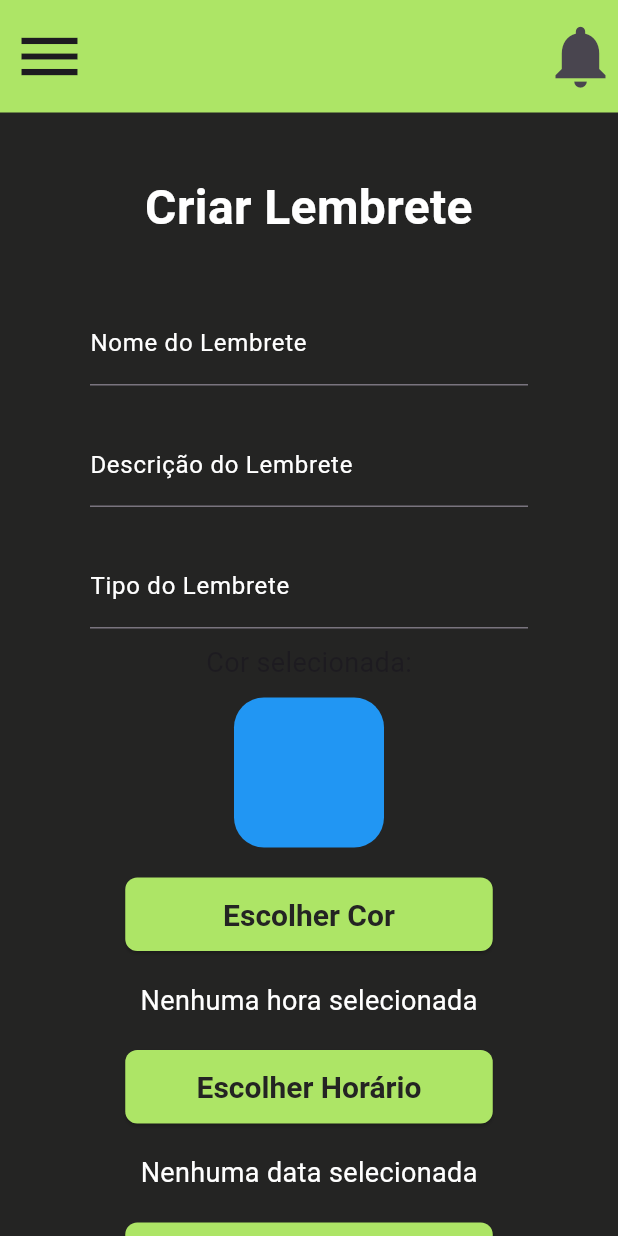
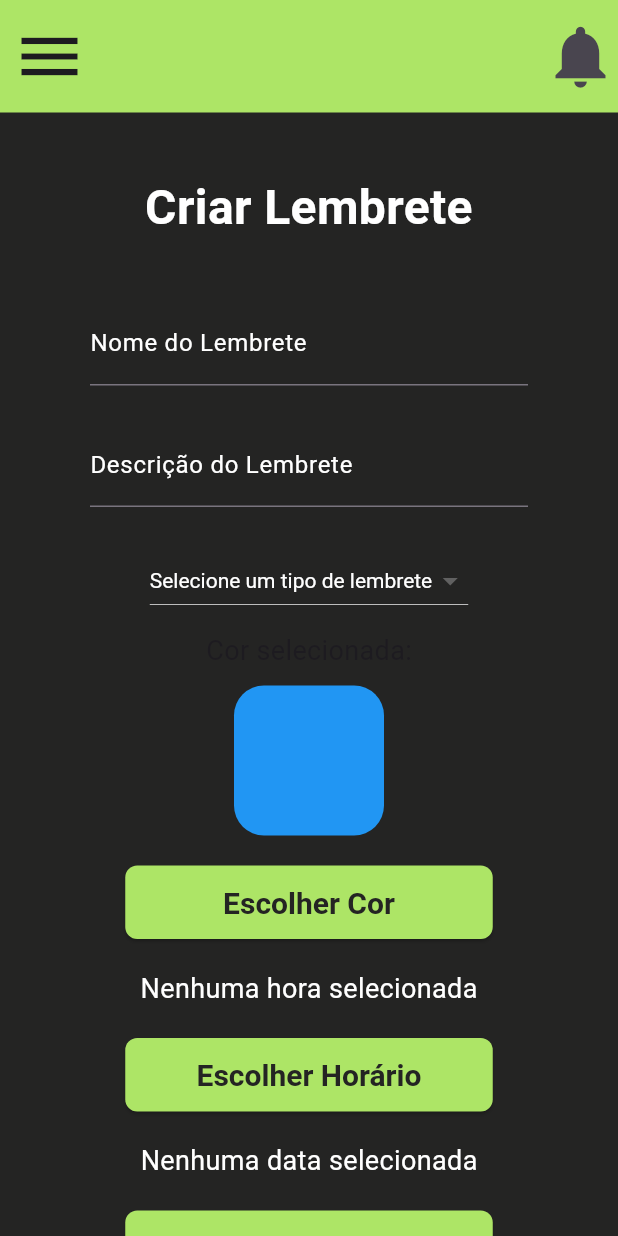
Before and after one commit to LuisFernandoPBPereira/EZReminder, a Flutter app: the screen it shows after launch, in the side drawer, after a tap on "Criar Lembrete", on a phone screen of 412 x 824 dp. Run offline on Flutter 3.47's test engine with Material 3 defaults, Android fonts, the phone set to English and light mode, and no system bars; our stand-ins replace flutter_colorpicker.

Commit message:
feat: Criando componente do Dropdown e inserindo na tela de criar lembrete

```diff
--- /dev/null
+++ b/lib/components/dropdown.dart
@@ -0,0 +1,59 @@
+import 'package:ez_reminder/global/ezreminder_colors.dart';
+import 'package:flutter/material.dart';
+
+class Dropdown extends StatefulWidget {
+  final List<Map<String, dynamic>> items;
+  final String hint;
+  final String displayKey;
+  final Function(Map<String, dynamic>?) onChanged;
+  final Map<String, dynamic>? initialValue;
+
+  const Dropdown({
+    super.key,
+    required this.items,
+    required this.hint,
+    required this.displayKey,
+    required this.onChanged,
+    this.initialValue,
+  });
+
+  @override
+  DropdownState createState() => DropdownState();
+}
+
+class DropdownState extends State<Dropdown> {
+  Map<String, dynamic>? selectedItem;
+
+  @override
+  void initState() {
+    super.initState();
+    selectedItem = widget.initialValue;
+  }
+
+  @override
+  Widget build(BuildContext context) {
+    return DropdownButton<Map<String, dynamic>>(
+      value: selectedItem,
+      hint: Text(
+        widget.hint,
+        style: TextStyle(color: Color(EzreminderColors.branco)),
+      ),
+      items: widget.items.map((item) {
+        return DropdownMenuItem<Map<String, dynamic>>(
+          value: item,
+          child: Text(item[widget.displayKey].toString()),
+        );
+      }).toList(),
+      onChanged: (newValue) {
+        setState(() {
+          selectedItem = newValue;
+        });
+        widget.onChanged(newValue);
+      },
+      borderRadius: const BorderRadius.all(Radius.circular(8)),
+      dropdownColor: Color(EzreminderColors.backgroundPreto),
+      style: TextStyle(color: Color(EzreminderColors.branco)),
+      menuMaxHeight: 200,
+    );
+  }
+}
--- a/lib/screens/criar_lembrete.dart
+++ b/lib/screens/criar_lembrete.dart
@@ -1,4 +1,5 @@
 import 'package:ez_reminder/components/custom_button.dart';
+import 'package:ez_reminder/components/dropdown.dart';
 import 'package:ez_reminder/components/sidebar.dart';
 import 'package:ez_reminder/components/titulo.dart';
 import 'package:ez_reminder/global/ezreminder_colors.dart';
@@ -160,15 +161,15 @@ class _CriarLembreteState extends State<CriarLembrete> {
                   child: Padding(
                     padding: const EdgeInsets.symmetric(
                         horizontal: 60.0, vertical: 0),
-                    child: TextField(
-                      controller: tipoDoLembrete,
-                      decoration: InputDecoration(
-                        labelStyle:
-                            TextStyle(color: Color(EzreminderColors.branco)),
-                        labelText: "Tipo do Lembrete",
-                        border: const UnderlineInputBorder(),
-                      ),
-                      style: const TextStyle(color: Color(0xFFFFFFFF)),
+                    child: Dropdown(
+                      items: const [
+                        {"id": 1, "tipoLembrete": "Academia"},
+                        {"id": 2, "tipoLembrete": "Trabalho"},
+                        {"id": 3, "tipoLembrete": "Faculdade"}
+                      ],
+                      hint: "Selecione um tipo de lembrete",
+                      displayKey: "tipoLembrete",
+                      onChanged: (a) => {},
                     ),
                   ),
                 ),
```
